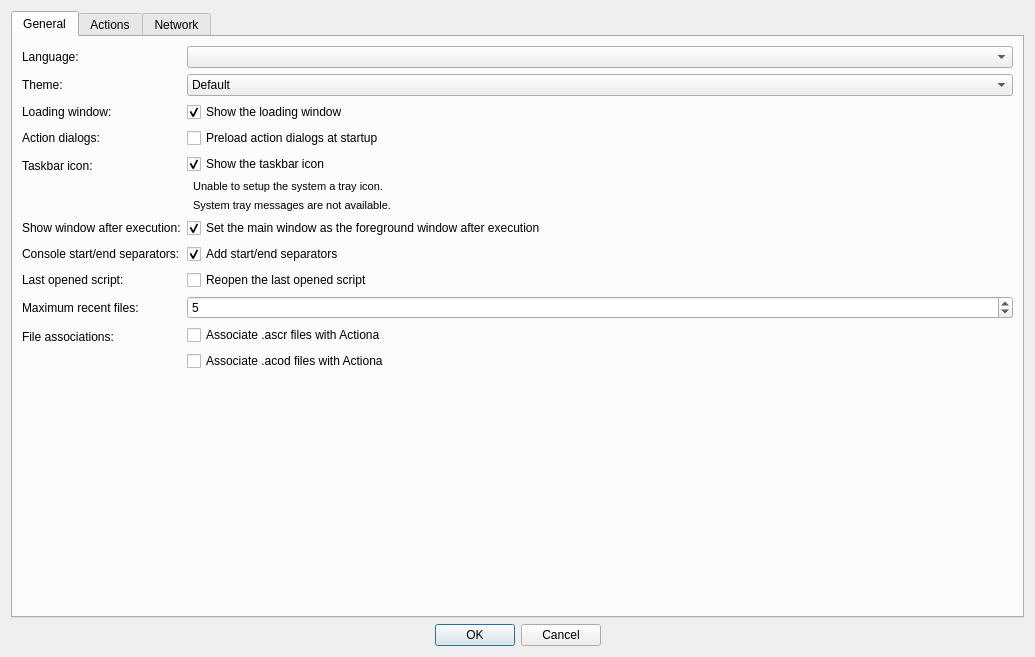
Old version of the form actiona/ui/settingsdialog.ui in the repository Jmgr/actiona.
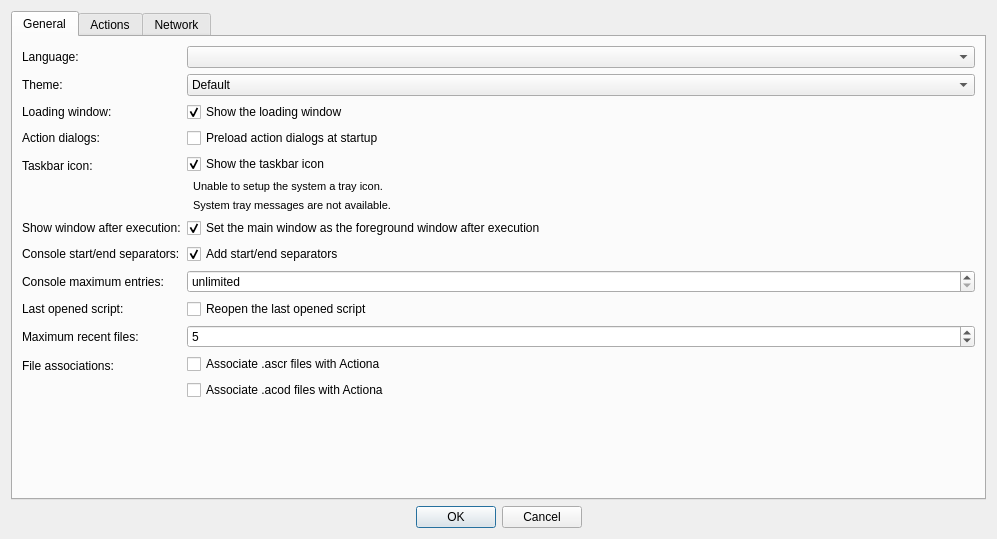
New version of the form. Icons and pictures are not drawn. Custom widgets are drawn as their Qt base class.

Commit message: Add a max entries to the console window

The edit to the form file:
```diff
--- a/actiona/ui/settingsdialog.ui
+++ b/actiona/ui/settingsdialog.ui
@@ -6,8 +6,8 @@
    <rect>
     <x>0</x>
     <y>0</y>
-    <width>1035</width>
-    <height>657</height>
+    <width>997</width>
+    <height>539</height>
    </rect>
   </property>
   <property name="windowTitle">
@@ -238,6 +238,26 @@
          </item>
         </widget>
        </item>
+       <item row="7" column="0">
+        <widget class="QLabel" name="label_25">
+         <property name="text">
+          <string>Console maximum entries:</string>
+         </property>
+        </widget>
+       </item>
+       <item row="7" column="1">
+        <widget class="QSpinBox" name="consoleMaxEntries">
+         <property name="specialValueText">
+          <string>unlimited</string>
+         </property>
+         <property name="maximum">
+          <number>10000</number>
+         </property>
+         <property name="stepType">
+          <enum>QAbstractSpinBox::DefaultStepType</enum>
+         </property>
+        </widget>
+       </item>
       </layout>
      </widget>
      <widget class="QWidget" name="actionsTab">
```
The commit also changes 9 other files.
